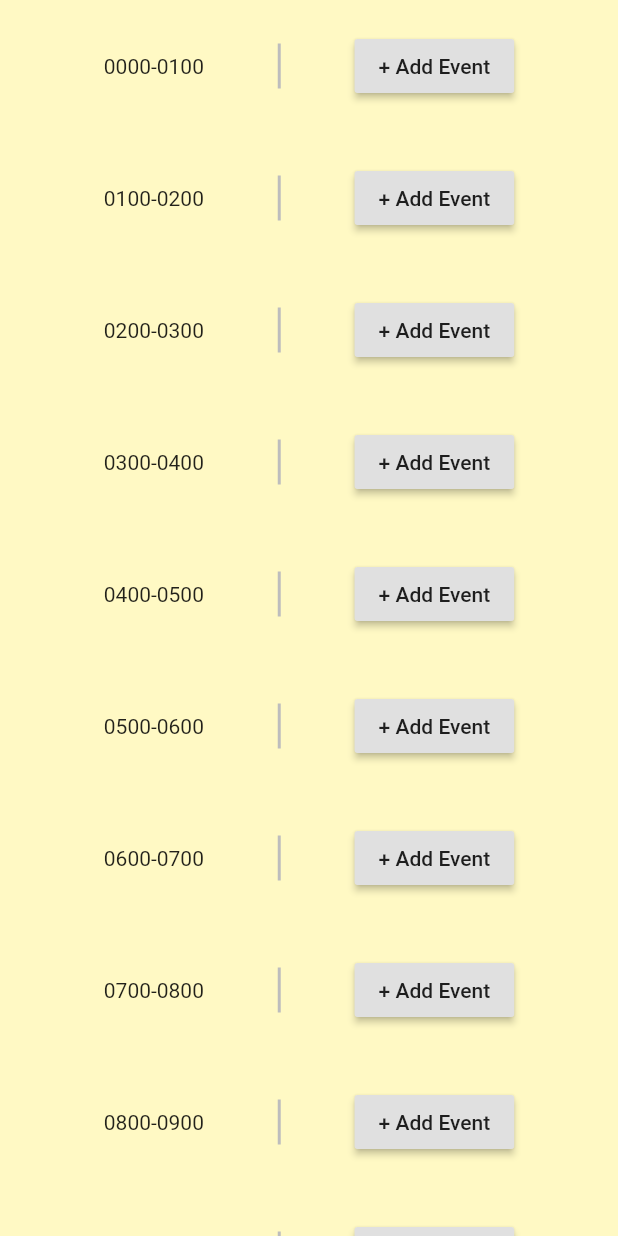
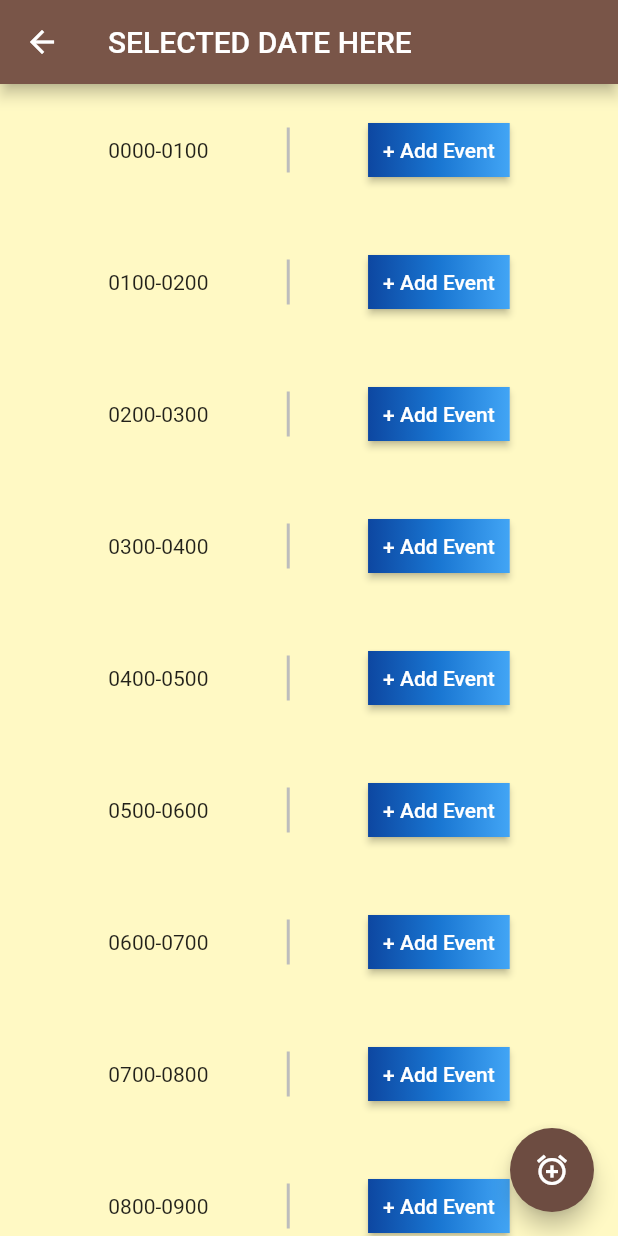
Before and after one commit to Dioclei/pudding_flutter, a Flutter app: the Timetable screen opened directly, on a phone screen of 412 x 824 dp. Run offline on Flutter 3.47's test engine with Material 2 defaults, Android fonts, the phone set to English and light mode, and no system bars; our stand-ins replace cloud_firestore, firebase_auth, flutter_calendar_carousel, google_sign_in, shimmer; missing offline and left inert: charts_common, flutter_auth_buttons; accounts and stored records are empty.

Commit message:
Update timetable.dart
-Changed design of "Add event" button to make it more visually appealing, will remove the words in the future and add functionality to it.
-Timetable should now loads properly when date on calendar is pressed (scaffold is added).
-Added an app bar which will display the chosen date.
-Added a floating button so that users can add an event without tapping the buttons on the timetable, will add interactivity in the future.

```diff
--- a/lib/timetable.dart
+++ b/lib/timetable.dart
@@ -24,17 +24,37 @@ class Timetable extends StatelessWidget {
           ),
           RaisedButton(
             onPressed: (){},
-            child: const Text('+ Add Event'),
-          )
+            textColor: Colors.white,
+            padding: const EdgeInsets.all(0.0),
+            child: Container(
+                decoration: const BoxDecoration(
+                  gradient: LinearGradient(
+                    colors: <Color>[
+                      Color(0xFF0D47A1),
+                      Color(0xFF1976D2),
+                      Color(0xFF42A5F5),
+                    ],
+                  ),
+                ),
+                padding: const EdgeInsets.all(10.0),
+                child: const Text('+ Add Event')
+            ),
+          ),
         ],
       ),
     );
   }
 
+  /* Building a new page for timetable: */
   @override
   Widget build(BuildContext context) {
-    return Center(
-      child: ListView(
+    return Scaffold (
+      appBar: AppBar(
+        title: Text('SELECTED DATE HERE'),
+      ),
+      body: Center(
+        child:
+          ListView(
             children: [
               _card(context, '0000-0100'),
               _card(context, '0100-0200'),
@@ -59,8 +79,14 @@ class Timetable extends StatelessWidget {
               _card(context, '2000-2100'),
               _card(context, '2100-2200'),
               _card(context, '2200-2300'),
-          _card(context, '2300-0000'),
-        ],
+              _card(context, '2300-0000'),],),
+      ),
+      floatingActionButton: FloatingActionButton(
+        onPressed: (){
+
+        },
+        child: Icon(Icons.add_alarm),
+        backgroundColor: Colors.brown[600],
       ),
     );
   }
```
Lines whose indentation alone changed are shown as unchanged.
